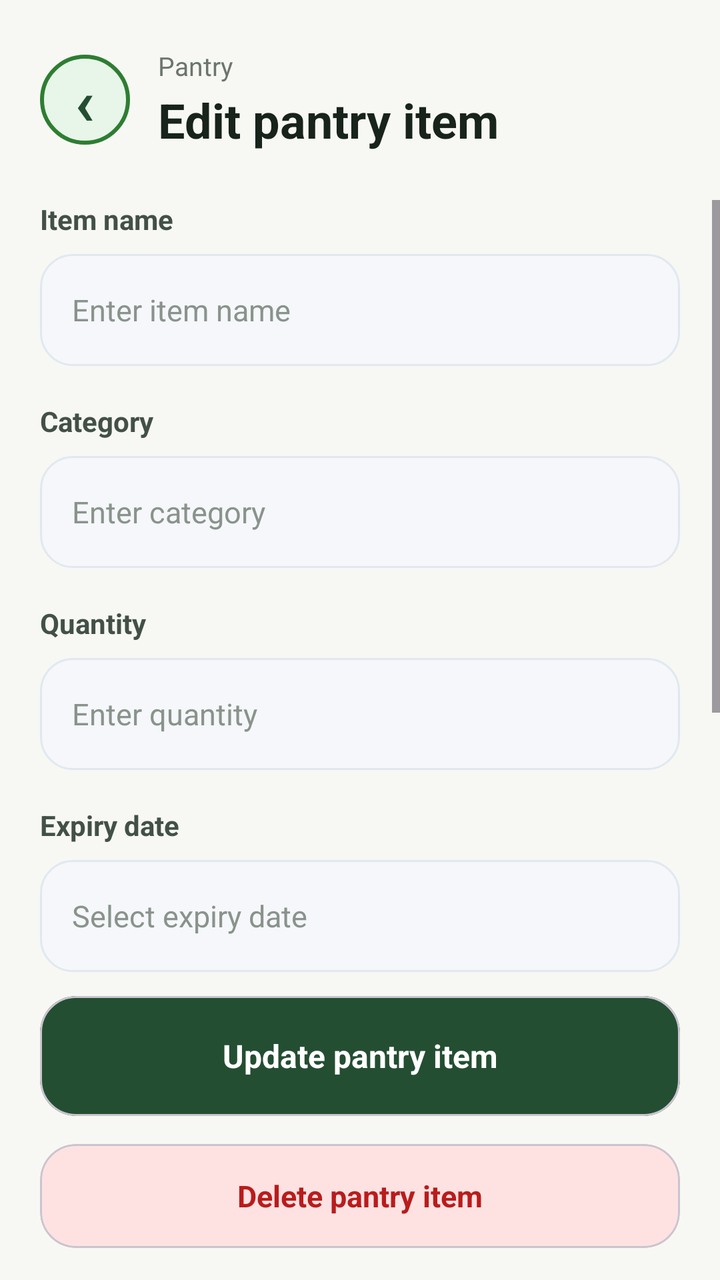
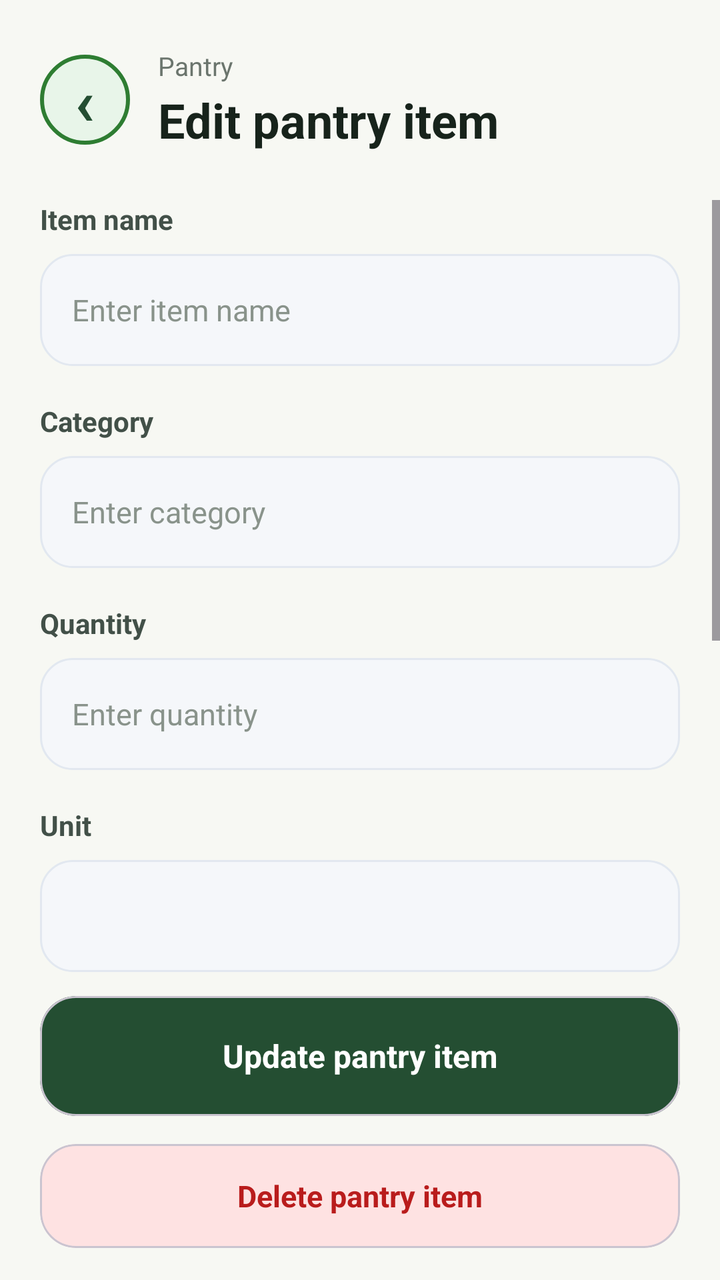

Screens rendered from an Android XML layout before and after an edit, with the pre-edit source and the edit as a unified diff.
<!-- AndroidManifest.xml: application theme Theme.SmartPantryManager -->
<!-- res/layout/activity_edit_item.xml -->
<?xml version="1.0" encoding="utf-8"?>
<androidx.constraintlayout.widget.ConstraintLayout
    xmlns:android="http://schemas.android.com/apk/res/android"
    xmlns:app="http://schemas.android.com/apk/res-auto"
    android:layout_width="match_parent"
    android:layout_height="match_parent"
    android:background="#F7F8F3">

    
    <LinearLayout
        android:id="@+id/header"
        android:layout_width="0dp"
        android:layout_height="wrap_content"
        android:layout_marginStart="20dp"
        android:layout_marginTop="24dp"
        android:layout_marginEnd="20dp"
        android:gravity="center_vertical"
        android:orientation="horizontal"
        app:layout_constraintEnd_toEndOf="parent"
        app:layout_constraintStart_toStartOf="parent"
        app:layout_constraintTop_toTopOf="parent">

        <TextView
            android:id="@+id/backButton"
            android:layout_width="45dp"
            android:layout_height="45dp"
            android:background="@drawable/profile_circle"
            android:clickable="true"
            android:contentDescription="@string/back_button_description"
            android:focusable="true"
            android:gravity="center"
            android:text="@string/back_arrow"
            android:textColor="#244E32"
            android:textSize="32sp"
            android:textStyle="bold" />

        <LinearLayout
            android:layout_width="0dp"
            android:layout_height="wrap_content"
            android:layout_marginStart="14dp"
            android:layout_weight="1"
            android:orientation="vertical">

            <TextView
                android:layout_width="wrap_content"
                android:layout_height="wrap_content"
                android:text="@string/pantry"
                android:textColor="#6B756D"
                android:textSize="13sp" />

            <TextView
                android:layout_width="wrap_content"
                android:layout_height="wrap_content"
                android:layout_marginTop="2dp"
                android:text="@string/edit_pantry_item"
                android:textColor="#17231B"
                android:textSize="24sp"
                android:textStyle="bold" />

        </LinearLayout>

    </LinearLayout>

    
    <ScrollView
        android:layout_width="0dp"
        android:layout_height="0dp"
        android:layout_marginTop="24dp"
        android:fillViewport="true"
        android:overScrollMode="never"
        app:layout_constraintBottom_toTopOf="@+id/updateItemButton"
        app:layout_constraintEnd_toEndOf="parent"
        app:layout_constraintStart_toStartOf="parent"
        app:layout_constraintTop_toBottomOf="@+id/header">

        <LinearLayout
            android:layout_width="match_parent"
            android:layout_height="wrap_content"
            android:orientation="vertical"
            android:paddingStart="20dp"
            android:paddingEnd="20dp"
            android:paddingBottom="30dp">

            
            <TextView
                android:layout_width="wrap_content"
                android:layout_height="wrap_content"
                android:text="@string/item_name"
                android:textColor="#425048"
                android:textSize="14sp"
                android:textStyle="bold" />

            <EditText
                android:id="@+id/editItemNameInput"
                android:layout_width="match_parent"
                android:layout_height="56dp"
                android:layout_marginTop="8dp"
                android:autofillHints="name"
                android:background="@drawable/search_background"
                android:hint="@string/enter_item_name"
                android:inputType="textCapWords"
                android:paddingStart="16dp"
                android:paddingEnd="16dp"
                android:textColor="#17231B"
                android:textColorHint="#89938B"
                android:textSize="15sp" />

            
            <TextView
                android:layout_width="wrap_content"
                android:layout_height="wrap_content"
                android:layout_marginTop="18dp"
                android:text="@string/category"
                android:textColor="#425048"
                android:textSize="14sp"
                android:textStyle="bold" />

            <EditText
                android:id="@+id/editCategoryInput"
                android:layout_width="match_parent"
                android:layout_height="56dp"
                android:layout_marginTop="8dp"
                android:autofillHints="none"
                android:background="@drawable/search_background"
                android:hint="@string/enter_category"
                android:inputType="textCapWords"
                android:paddingStart="16dp"
                android:paddingEnd="16dp"
                android:textColor="#17231B"
                android:textColorHint="#89938B"
                android:textSize="15sp" />

            
            <TextView
                android:layout_width="wrap_content"
                android:layout_height="wrap_content"
                android:layout_marginTop="18dp"
                android:text="@string/quantity"
                android:textColor="#425048"
                android:textSize="14sp"
                android:textStyle="bold" />

            <EditText
                android:id="@+id/editQuantityInput"
                android:layout_width="match_parent"
                android:layout_height="56dp"
                android:layout_marginTop="8dp"
                android:autofillHints="none"
                android:background="@drawable/search_background"
                android:hint="@string/enter_quantity"
                android:inputType="number"
                android:paddingStart="16dp"
                android:paddingEnd="16dp"
                android:textColor="#17231B"
                android:textColorHint="#89938B"
                android:textSize="15sp" />

            
            <TextView
                android:layout_width="wrap_content"
                android:layout_height="wrap_content"
                android:layout_marginTop="18dp"
                android:text="@string/expiry_date"
                android:textColor="#425048"
                android:textSize="14sp"
                android:textStyle="bold" />

            <EditText
                android:id="@+id/editExpiryDateInput"
                android:layout_width="match_parent"
                android:layout_height="56dp"
                android:layout_marginTop="8dp"
                android:autofillHints="none"
                android:background="@drawable/search_background"
                android:clickable="true"
                android:cursorVisible="false"
                android:focusable="true"
                android:focusableInTouchMode="true"
                android:hint="@string/select_expiry_date"
                android:inputType="none"
                android:paddingStart="16dp"
                android:paddingEnd="16dp"
                android:textColor="#17231B"
                android:textColorHint="#89938B"
                android:textSize="15sp" />

            
            <TextView
                android:layout_width="wrap_content"
                android:layout_height="wrap_content"
                android:layout_marginTop="18dp"
                android:text="@string/low_stock_threshold"
                android:textColor="#425048"
                android:textSize="14sp"
                android:textStyle="bold" />

            <EditText
                android:id="@+id/editLowStockInput"
                android:layout_width="match_parent"
                android:layout_height="56dp"
                android:layout_marginTop="8dp"
                android:autofillHints="none"
                android:background="@drawable/search_background"
                android:hint="@string/enter_low_stock_threshold"
                android:inputType="number"
                android:paddingStart="16dp"
                android:paddingEnd="16dp"
                android:textColor="#17231B"
                android:textColorHint="#89938B"
                android:textSize="15sp" />

            
            <TextView
                android:layout_width="wrap_content"
                android:layout_height="wrap_content"
                android:layout_marginTop="18dp"
                android:text="@string/storage_location"
                android:textColor="#425048"
                android:textSize="14sp"
                android:textStyle="bold" />

            <EditText
                android:id="@+id/editLocationInput"
                android:layout_width="match_parent"
                android:layout_height="56dp"
                android:layout_marginTop="8dp"
                android:autofillHints="none"
                android:background="@drawable/search_background"
                android:hint="@string/storage_location_hint"
                android:inputType="textCapWords"
                android:paddingStart="16dp"
                android:paddingEnd="16dp"
                android:textColor="#17231B"
                android:textColorHint="#89938B"
                android:textSize="15sp" />

        </LinearLayout>

    </ScrollView>

    
    <com.google.android.material.card.MaterialCardView
        android:id="@+id/updateItemButton"
        android:layout_width="0dp"
        android:layout_height="60dp"
        android:layout_marginStart="20dp"
        android:layout_marginEnd="20dp"
        android:layout_marginBottom="82dp"
        android:clickable="true"
        android:focusable="true"
        android:contentDescription="@string/update_pantry_item"
        app:cardBackgroundColor="#244E32"
        app:cardCornerRadius="18dp"
        app:cardElevation="0dp"
        app:layout_constraintBottom_toBottomOf="parent"
        app:layout_constraintEnd_toEndOf="parent"
        app:layout_constraintStart_toStartOf="parent">

        <TextView
            android:layout_width="match_parent"
            android:layout_height="match_parent"
            android:gravity="center"
            android:text="@string/update_pantry_item"
            android:textColor="#FFFFFF"
            android:textSize="16sp"
            android:textStyle="bold" />

    </com.google.android.material.card.MaterialCardView>

    
    <com.google.android.material.card.MaterialCardView
        android:id="@+id/deleteItemButton"
        android:layout_width="0dp"
        android:layout_height="52dp"
        android:layout_marginStart="20dp"
        android:layout_marginEnd="20dp"
        android:layout_marginBottom="16dp"
        android:clickable="true"
        android:focusable="true"
        android:contentDescription="@string/delete_pantry_item"
        app:cardBackgroundColor="#FEE2E2"
        app:cardCornerRadius="18dp"
        app:cardElevation="0dp"
        app:layout_constraintBottom_toBottomOf="parent"
        app:layout_constraintEnd_toEndOf="parent"
        app:layout_constraintStart_toStartOf="parent">

        <TextView
            android:layout_width="match_parent"
            android:layout_height="match_parent"
            android:gravity="center"
            android:text="@string/delete_pantry_item"
            android:textColor="#B91C1C"
            android:textSize="15sp"
            android:textStyle="bold" />

    </com.google.android.material.card.MaterialCardView>

</androidx.constraintlayout.widget.ConstraintLayout>
<!-- resources referenced by this layout -->
<resources>
  <!-- drawable profile_circle (drawable) -->
  <?xml version="1.0" encoding="utf-8"?>
  <shape xmlns:android="http://schemas.android.com/apk/res/android"
      android:shape="oval">
  
      <solid android:color="#E8F5E9" />
  
      <stroke
          android:width="2dp"
          android:color="#2E7D32" />
  
  </shape>
  <!-- drawable search_background (drawable) -->
  <?xml version="1.0" encoding="utf-8"?>
  <shape xmlns:android="http://schemas.android.com/apk/res/android"
      android:shape="rectangle">
  
      <solid android:color="#F5F7FA" />
  
      <corners android:radius="16dp" />
  
      <stroke
          android:width="1dp"
          android:color="#E2E8F0" />
  
      <padding
          android:left="16dp"
          android:top="10dp"
          android:right="16dp"
          android:bottom="10dp" />
  
  </shape>
  <string name="back_arrow">‹</string>
  <string name="back_button_description">Go back</string>
  <string name="category">Category</string>
  <string name="delete_pantry_item">Delete pantry item</string>
  <string name="edit_pantry_item">Edit pantry item</string>
  <string name="enter_category">Enter category</string>
  <string name="enter_item_name">Enter item name</string>
  <string name="enter_low_stock_threshold">Enter low-stock threshold</string>
  <string name="enter_quantity">Enter quantity</string>
  <string name="expiry_date">Expiry date</string>
  <string name="item_name">Item name</string>
  <string name="low_stock_threshold">Low-stock threshold</string>
  <string name="pantry">Pantry</string>
  <string name="quantity">Quantity</string>
  <string name="select_expiry_date">Select expiry date</string>
  <string name="storage_location">Storage location</string>
  <string name="storage_location_hint">e.g. Fridge, Freezer or Cupboard</string>
  <string name="update_pantry_item">Update pantry item</string>
  <style name="Theme.SmartPantryManager" parent="Base.Theme.SmartPantryManager" />
  <style name="Base.Theme.SmartPantryManager" parent="Theme.Material3.DayNight.NoActionBar">
          
          
      </style>
</resources>

<!-- the commit's change to res/layout/activity_edit_item.xml (unified diff, before → after) -->
@@ -154,6 +154,25 @@
                 android:textColor="#17231B"
                 android:textColorHint="#89938B"
                 android:textSize="15sp" />
+
+            
+            <TextView
+                android:layout_width="wrap_content"
+                android:layout_height="wrap_content"
+                android:layout_marginTop="18dp"
+                android:text="Unit"
+                android:textColor="#425048"
+                android:textSize="14sp"
+                android:textStyle="bold" />
+
+            <Spinner
+                android:id="@+id/editUnitSpinner"
+                android:layout_width="match_parent"
+                android:layout_height="56dp"
+                android:layout_marginTop="8dp"
+                android:background="@drawable/search_background"
+                android:paddingStart="12dp"
+                android:paddingEnd="12dp" />
 
             
             <TextView
